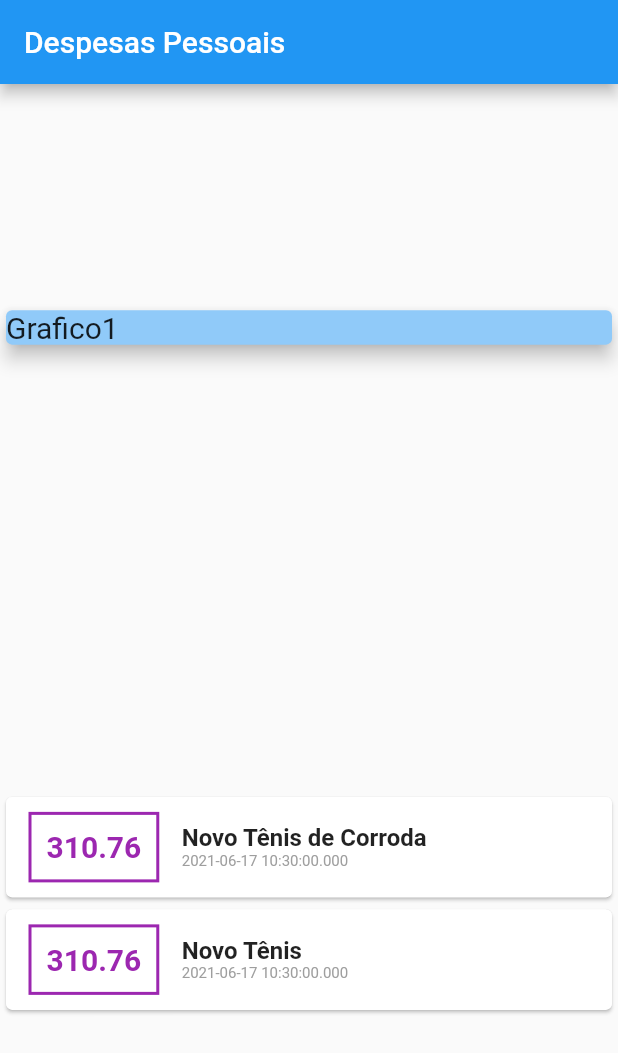
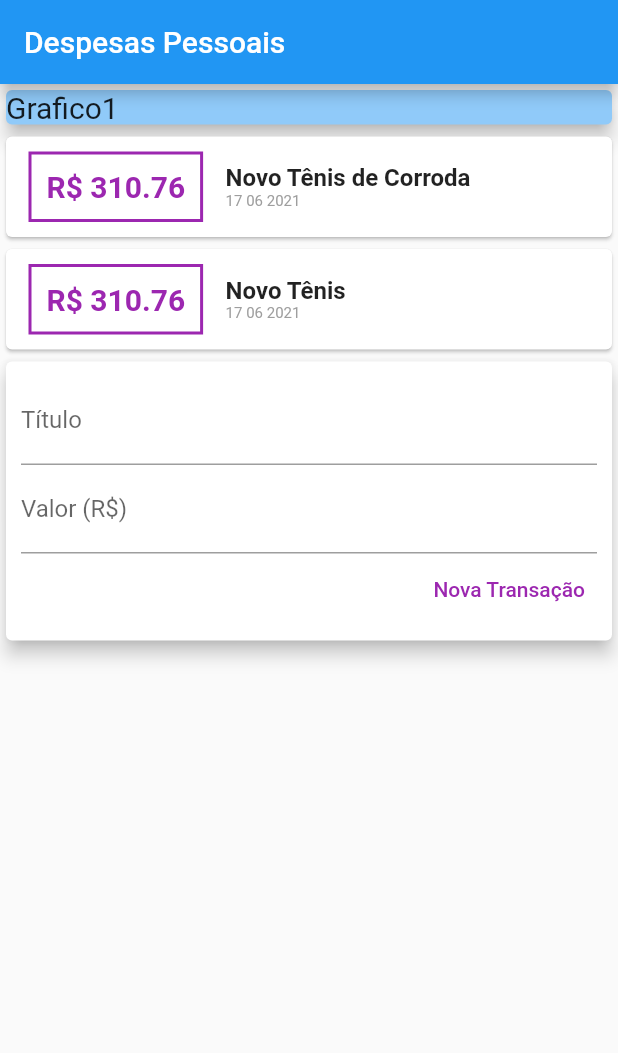
Before and after one commit to DanielCaetano/Flutter, a Flutter app: the screen it shows after launch, on a phone screen of 412 x 824 dp. Shown: the top 1053 px of the screen. Run offline on Flutter 3.47's test engine with Material 2 defaults, Android fonts, the phone set to English and light mode, and no system bars.

Commit message:
Create components

```diff
--- /dev/null
+++ b/curso_flutter/expenses/lib/components/transaction_form.dart
@@ -0,0 +1,44 @@
+import 'package:flutter/material.dart';
+
+class TransactionForm extends StatelessWidget {
+  final titleController = TextEditingController();
+  final valueController = TextEditingController();
+
+  TransactionForm();
+
+  @override
+  Widget build(BuildContext context) {
+    return Card(
+      elevation: 5,
+      child: Padding(
+        padding: const EdgeInsets.all(10),
+        child: Column(
+          children: [
+            TextField(
+              controller: titleController,
+              decoration: InputDecoration(
+                labelText: 'Título',
+              ),
+            ),
+            TextField(
+              controller: valueController,
+              decoration: InputDecoration(
+                labelText: 'Valor (R\$)',
+              ),
+            ),
+            Row(
+              mainAxisAlignment: MainAxisAlignment.end,
+              children: [
+                TextButton(
+                  onPressed: () {},
+                  child: Text('Nova Transação',
+                      style: TextStyle(color: Colors.purple)),
+                ),
+              ],
+            ),
+          ],
+        ),
+      ),
+    );
+  }
+}
--- /dev/null
+++ b/curso_flutter/expenses/lib/components/transaction_list.dart
@@ -0,0 +1,52 @@
+import 'package:flutter/material.dart';
+import 'package:intl/intl.dart';
+import '../models/transaction.dart';
+
+class TransactionList extends StatelessWidget {
+  final List<Transaction> transactions;
+
+  TransactionList(this.transactions);
+  @override
+  Widget build(BuildContext context) {
+    return Column(
+      children: transactions.map((tr) {
+        return Card(
+          child: Row(
+            children: <Widget>[
+              Container(
+                margin: EdgeInsets.symmetric(horizontal: 15, vertical: 10),
+                decoration: BoxDecoration(
+                    border: Border.all(
+                  color: Colors.purple,
+                  width: 2,
+                )),
+                padding: EdgeInsets.all(10),
+                child: Text(
+                  'R\$ ${tr.value.toStringAsFixed(2)}',
+                  style: TextStyle(
+                    fontWeight: FontWeight.bold,
+                    fontSize: 20,
+                    color: Colors.purple,
+                  ),
+                ),
+              ),
+              Column(
+                crossAxisAlignment: CrossAxisAlignment.start,
+                children: <Widget>[
+                  Text(
+                    tr.title,
+                    style: TextStyle(fontSize: 16, fontWeight: FontWeight.bold),
+                  ),
+                  Text(
+                    DateFormat('d MM y').format(tr.date),
+                    style: TextStyle(fontSize: 10, color: Colors.grey),
+                  ),
+                ],
+              )
+            ],
+          ),
+        );
+      }).toList(),
+    );
+  }
+}
--- /dev/null
+++ b/curso_flutter/expenses/lib/components/transaction_user.dart
@@ -0,0 +1,36 @@
+import 'package:flutter/material.dart';
+import '../models/transaction.dart';
+import 'transaction_form.dart';
+import 'transaction_list.dart';
+
+class TransactionUser extends StatefulWidget {
+  @override
+  _TransactionUserState createState() => _TransactionUserState();
+}
+
+class _TransactionUserState extends State<TransactionUser> {
+  final transactions = [
+    Transaction(
+      id: 't1',
+      title: 'Novo Tênis de Corroda',
+      value: 310.76,
+      date: DateTime.now(),
+    ),
+    Transaction(
+      id: 't2',
+      title: 'Novo Tênis',
+      value: 310.76,
+      date: DateTime.now(),
+    ),
+  ];
+
+  @override
+  Widget build(BuildContext context) {
+    return Column(
+      children: [
+        TransactionList(transactions),
+        TransactionForm(),
+      ],
+    );
+  }
+}
--- a/curso_flutter/expenses/lib/main.dart
+++ b/curso_flutter/expenses/lib/main.dart
@@ -1,5 +1,6 @@
-import 'package:expenses/models/transaction.dart';
+import 'package:expenses/components/transaction_user.dart';
 import 'package:flutter/material.dart';
+import './components/transaction_user.dart';
 
 main() => runApp(ExpensesApp());
 
@@ -11,20 +12,6 @@ class ExpensesApp extends StatelessWidget {
 }
 
 class MyHomePage extends StatelessWidget {
-  final _transactions = [
-    Transaction(
-      id: 't1',
-      title: 'Novo Tênis de Corroda',
-      value: 310.76,
-      date: DateTime.now(),
-    ),
-    Transaction(
-      id: 't2',
-      title: 'Novo Tênis',
-      value: 310.76,
-      date: DateTime.now(),
-    ),
-  ];
   @override
   Widget build(BuildContext context) {
     return Scaffold(
@@ -32,7 +19,6 @@ class MyHomePage extends StatelessWidget {
           title: Text('Despesas Pessoais'),
         ),
         body: Column(
-          mainAxisAlignment: MainAxisAlignment.spaceAround,
           crossAxisAlignment: CrossAxisAlignment.center,
           children: <Widget>[
             Container(
@@ -46,48 +32,7 @@ class MyHomePage extends StatelessWidget {
                 elevation: 5,
               ),
             ),
-            Column(
-              children: _transactions.map((tr) {
-                return Card(
-                  child: Row(
-                    children: <Widget>[
-                      Container(
-                        margin:
-                            EdgeInsets.symmetric(horizontal: 15, vertical: 10),
-                        decoration: BoxDecoration(
-                            border: Border.all(
-                          color: Colors.purple,
-                          width: 2,
-                        )),
-                        padding: EdgeInsets.all(10),
-                        child: Text(
-                          tr.value.toString(),
-                          style: TextStyle(
-                            fontWeight: FontWeight.bold,
-                            fontSize: 20,
-                            color: Colors.purple,
-                          ),
-                        ),
-                      ),
-                      Column(
-                        crossAxisAlignment: CrossAxisAlignment.start,
-                        children: <Widget>[
-                          Text(
-                            tr.title,
-                            style: TextStyle(
-                                fontSize: 16, fontWeight: FontWeight.bold),
-                          ),
-                          Text(
-                            tr.date.toString(),
-                            style: TextStyle(fontSize: 10, color: Colors.grey),
-                          ),
-                        ],
-                      )
-                    ],
-                  ),
-                );
-              }).toList(),
-            ),
+            TransactionUser(),
           ],
         ));
   }
```
